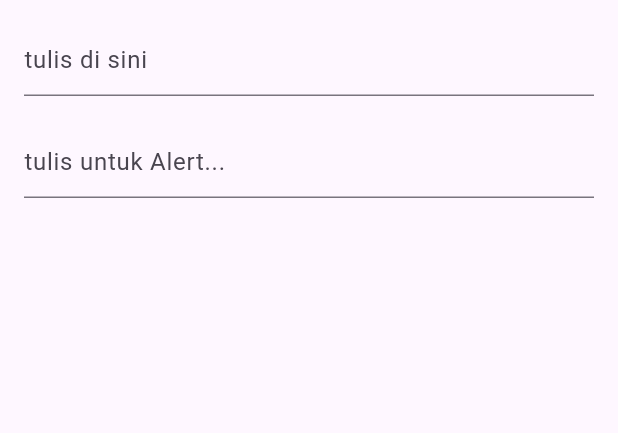
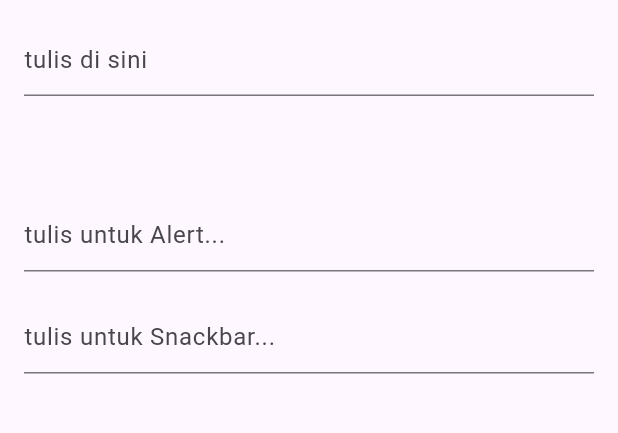
Before and after one commit to beoke/inputtext_flutter, a Flutter app: the screen it shows after launch, on a phone screen of 412 x 824 dp, the part 84-517 px from its top. Run offline on Flutter 3.47's test engine with Material 3 defaults, Android fonts, the phone set to English and light mode, and no system bars.

Commit message:
menampilkan alert, text dan snackbar

```diff
--- a/lib/main.dart
+++ b/lib/main.dart
@@ -13,67 +13,106 @@ class Home extends StatefulWidget {
 }
 
 class _HomeState extends State<Home> {
-  String str = "";
-  final TextEditingController textController = TextEditingController();
-  final TextEditingController alertController = TextEditingController(); // Controller untuk Alert
+  String str = ""; // Variabel untuk menyimpan teks yang diinput
+  final TextEditingController textController = TextEditingController(); // Controller untuk mengelola input teks biasa
+  final TextEditingController alertController = TextEditingController(); // Controller untuk mengelola input teks untuk alert
+  final TextEditingController snackbarController = TextEditingController(); // Controller untuk mengelola input teks untuk snackbar
 
+  // Fungsi untuk menampilkan Snackbar
+  void _snackbar(String str) {
+    if (str.isEmpty) return; // Tidak melakukan apa-apa jika teks kosong
+
+    ScaffoldMessenger.of(context).showSnackBar(
+      SnackBar(
+        content: Text(
+          str,
+          style: TextStyle(fontSize: 20.0), // Mengatur ukuran teks di Snackbar
+        ),
+        duration: Duration(seconds: 3), // Menambah durasi pada Snackbar yang muncul
+      ),
+    );
+  }
+
+  // Fungsi untuk menampilkan dialog peringatan
   void _alertdialog(String value) {
-    if (value.isEmpty) return;
+    if (value.isEmpty) return; // Jika input kosong, tidak melakukan apa-apa
 
+    // Membuat objek AlertDialog dengan teks dan tombol aksi
     AlertDialog alertDialog = AlertDialog(
       content: Text(
-        value,
+        value, // Menampilkan teks yang diinput di dialog
         style: TextStyle(fontSize: 20.0),
       ),
       actions: <Widget>[
-        RaisedButton{
-        color=Colors.purple,
-          child
-        },
+        ElevatedButton(
+          style: ElevatedButton.styleFrom(
+            backgroundColor: Colors.purple, // Mengatur warna tombol
+          ),
+          child: Text("OK"), // Teks pada tombol
+          onPressed: () {
+            Navigator.of(context).pop(); // Menutup dialog saat tombol ditekan
+          },
+        ),
       ],
     );
 
-    showDialog(builder: (context) => alertDialog, context: context);
+    // Menampilkan dialog
+    showDialog(
+      context: context, // Memberikan konteks aplikasi
+      builder: (context) => alertDialog, // Menampilkan dialog yang sudah dibuat
+    );
   }
 
   @override
   Widget build(BuildContext context) {
     return Scaffold(
       appBar: AppBar(
-        title: Text("INPUT TEXT, ALERT DIALOG & SNACKBAR"),
-        backgroundColor: Colors.purple,
+        title: Text("INPUT TEXT, ALERT DIALOG & SNACKBAR"), // Judul aplikasi pada AppBar
+        backgroundColor: Colors.purple, // Warna latar belakang AppBar
       ),
       body: Container(
-        padding: EdgeInsets.all(16.0),
+        padding: EdgeInsets.all(16.0), // Menambahkan padding di sekitar konten
         child: Column(
+          crossAxisAlignment: CrossAxisAlignment.start,
           children: <Widget>[
             TextField(
-              controller: textController, // Mengatur controller untuk input biasa
+              controller: textController, // Mengatur controller untuk input teks biasa
               decoration: InputDecoration(
-                hintText: "tulis di sini",
+                hintText: "tulis di sini", // Teks petunjuk pada input
               ),
               onSubmitted: (String value) {
                 setState(() {
-                  str = value + '\n' + str; // Menggunakan str yang benar
+                  str = value + '\n' + str; // Menambahkan teks baru ke atas teks sebelumnya
                   textController.clear(); // Mengosongkan teks setelah submit
                 });
               },
             ),
-            SizedBox(height: 20), // Menambahkan jarak
+            SizedBox(height: 20), // Menambahkan jarak antar widget
+            Text(
+              str, // Menampilkan teks yang sudah diinput
+              style: TextStyle(fontSize: 20.0), // Mengatur ukuran teks
+            ),
+            SizedBox(height: 20), // Menambahkan jarak antar widget
             TextField(
-              controller: alertController, // Mengatur controller untuk alert
+              controller: alertController, // Mengatur controller untuk input alert
               decoration: InputDecoration(
-                hintText: "tulis untuk Alert...",
+                hintText: "tulis untuk Alert...", // Teks petunjuk untuk alert
               ),
               onSubmitted: (String value) {
-                _alertdialog(value);
+                _alertdialog(value); // Memanggil fungsi untuk menampilkan alert
                 alertController.clear(); // Mengosongkan teks setelah submit
               },
             ),
-            SizedBox(height: 20), // Menambahkan jarak
-            Text(
-              str,
-              style: TextStyle(fontSize: 20.0),
+            SizedBox(height: 20), // Menambahkan jarak antar widget
+            TextField(
+              controller: snackbarController, // Mengatur controller untuk input Snackbar
+              decoration: InputDecoration(
+                hintText: "tulis untuk Snackbar...", // Teks petunjuk untuk Snackbar
+              ),
+              onSubmitted: (String value) {
+                _snackbar(value); // Memanggil fungsi untuk menampilkan Snackbar
+                snackbarController.clear(); // Mengosongkan teks setelah submit
+              },
             ),
           ],
         ),
```
